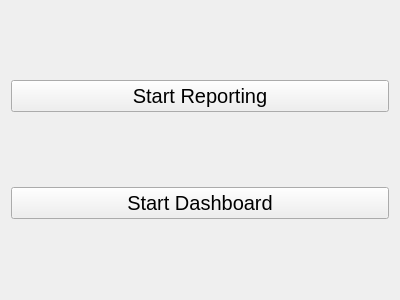
Old version of the form elitebridge_ui_file/reporting.ui in the repository SaiSawant1/EliteBridgeAdmin.
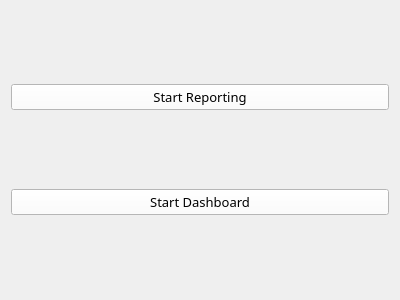
New version of the form.

```diff
--- a/elitebridge_ui_file/reporting.ui
+++ b/elitebridge_ui_file/reporting.ui
@@ -20,9 +20,17 @@
       <widget class="QPushButton" name="pushButton_2">
        <property name="font">
         <font>
-         <pointsize>15</pointsize>
+         <family>Segoe UI Light</family>
+         <pointsize>10</pointsize>
+         <italic>false</italic>
+         <bold>false</bold>
         </font>
        </property>
+       <property name="styleSheet">
+        <string notr="true">background-color:white;
+color:black;
+font: 300 10pt &quot;Segoe UI Light&quot;;</string>
+       </property>
        <property name="text">
         <string>Start Reporting</string>
        </property>
@@ -32,9 +40,17 @@
       <widget class="QPushButton" name="pushButton">
        <property name="font">
         <font>
-         <pointsize>15</pointsize>
+         <family>Segoe UI Light</family>
+         <pointsize>10</pointsize>
+         <italic>false</italic>
+         <bold>false</bold>
         </font>
        </property>
+       <property name="styleSheet">
+        <string notr="true">background-color:white;
+color:black;
+font: 300 10pt &quot;Segoe UI Light&quot;;</string>
+       </property>
        <property name="text">
         <string>Start Dashboard</string>
        </property>
```
